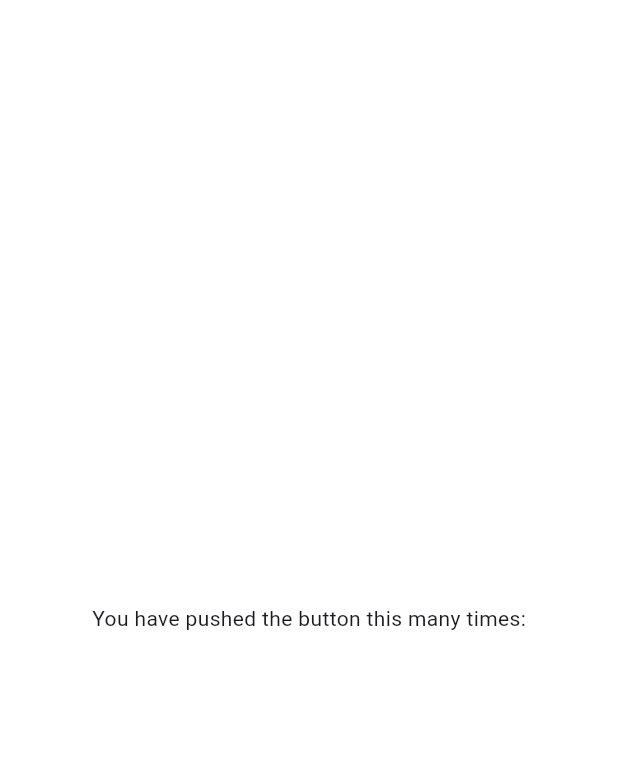
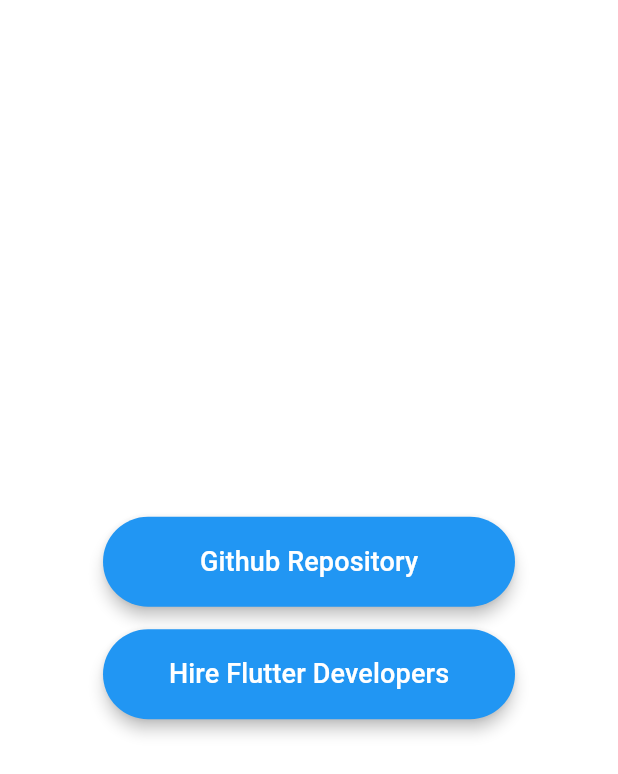
Before and after one commit to Legendary-Folah/MOBILE-DESKTOP-STAGE-0-TASK, a Flutter app: the screen it shows after launch, on a phone screen of 412 x 824 dp. Shown: the top 774 px of the screen. Run offline on Flutter 3.47's test engine with Material 3 defaults, Android fonts, the phone set to English and light mode, and no system bars.

Commit message:
Mobile task stage 0 done

```diff
--- /dev/null
+++ b/lib/home_page.dart
@@ -0,0 +1,72 @@
+import 'package:flutter/material.dart';
+import 'package:mobile_desktop_stage_0_task/url_launcher_service.dart';
+
+class MyHomePage extends StatefulWidget {
+  const MyHomePage({super.key});
+
+  @override
+  State<MyHomePage> createState() => _MyHomePageState();
+}
+
+class _MyHomePageState extends State<MyHomePage> {
+  @override
+  Widget build(BuildContext context) {
+    final width = MediaQuery.of(context).size.width;
+    final height = MediaQuery.of(context).size.height;
+    return Scaffold(
+      backgroundColor: Colors.white,
+      body: SafeArea(
+        child: Center(
+          child: Column(
+            spacing: 15,
+            mainAxisAlignment: MainAxisAlignment.center,
+            children: [
+              Container(
+                width: width / 1.5,
+                height: 60,
+                child: ElevatedButton(
+                  style: ButtonStyle(
+                    backgroundColor: WidgetStateProperty.all(Colors.blue),
+                    elevation: WidgetStateProperty.all(4),
+                  ),
+                  onPressed: () {
+                    UrlLauncherService.launchWeb(
+                        'https://github.com/Legendary-Folah/MOBILE-DESKTOP-STAGE-0-TASK');
+                  },
+                  child: Text(
+                    'Github Repository',
+                    style: TextStyle(
+                      color: Colors.white,
+                      fontSize: 18,
+                    ),
+                  ),
+                ),
+              ),
+              Container(
+                width: width / 1.5,
+                height: 60,
+                child: ElevatedButton(
+                  style: ButtonStyle(
+                    backgroundColor: WidgetStateProperty.all(Colors.blue),
+                    elevation: WidgetStateProperty.all(4),
+                  ),
+                  onPressed: () {
+                    UrlLauncherService.launchWeb(
+                        'https://hng.tech/hire/flutter-developers');
+                  },
+                  child: Text(
+                    'Hire Flutter Developers',
+                    style: TextStyle(
+                      color: Colors.white,
+                      fontSize: 18,
+                    ),
+                  ),
+                ),
+              ),
+            ],
+          ),
+        ),
+      ),
+    );
+  }
+}
--- a/lib/main.dart
+++ b/lib/main.dart
@@ -1,4 +1,5 @@
 import 'package:flutter/material.dart';
+import 'package:mobile_desktop_stage_0_task/home_page.dart';
 
 void main() {
   runApp(const MyApp());
@@ -7,38 +8,11 @@
 class MyApp extends StatelessWidget {
   const MyApp({super.key});
 
-  // This widget is the root of your application.
   @override
   Widget build(BuildContext context) {
     return MaterialApp(
-      title: 'Flutter Demo',
+      debugShowCheckedModeBanner: false,
       home: const MyHomePage(),
     );
   }
 }
-
-class MyHomePage extends StatefulWidget {
-  const MyHomePage({super.key});
-
-  @override
-  State<MyHomePage> createState() => _MyHomePageState();
-}
-
-class _MyHomePageState extends State<MyHomePage> {
-  @override
-  Widget build(BuildContext context) {
-    return Scaffold(
-      backgroundColor: Colors.white,
-      body: Center(
-        child: Column(
-          mainAxisAlignment: MainAxisAlignment.center,
-          children: [
-            const Text(
-              'You have pushed the button this many times:',
-            ),
-          ],
-        ),
-      ),
-    );
-  }
-}
--- a/pubspec.yaml
+++ b/pubspec.yaml
@@ -34,6 +34,7 @@
   # The following adds the Cupertino Icons font to your application.
   # Use with the CupertinoIcons class for iOS style icons.
   cupertino_icons: ^1.0.8
+  url_launcher: ^6.3.1
 
 dev_dependencies:
   flutter_test:
```
Also changed, not shown: lib/url_launcher_service.dart (added, +20 -0 lines), pubspec.lock, 15 other files.
